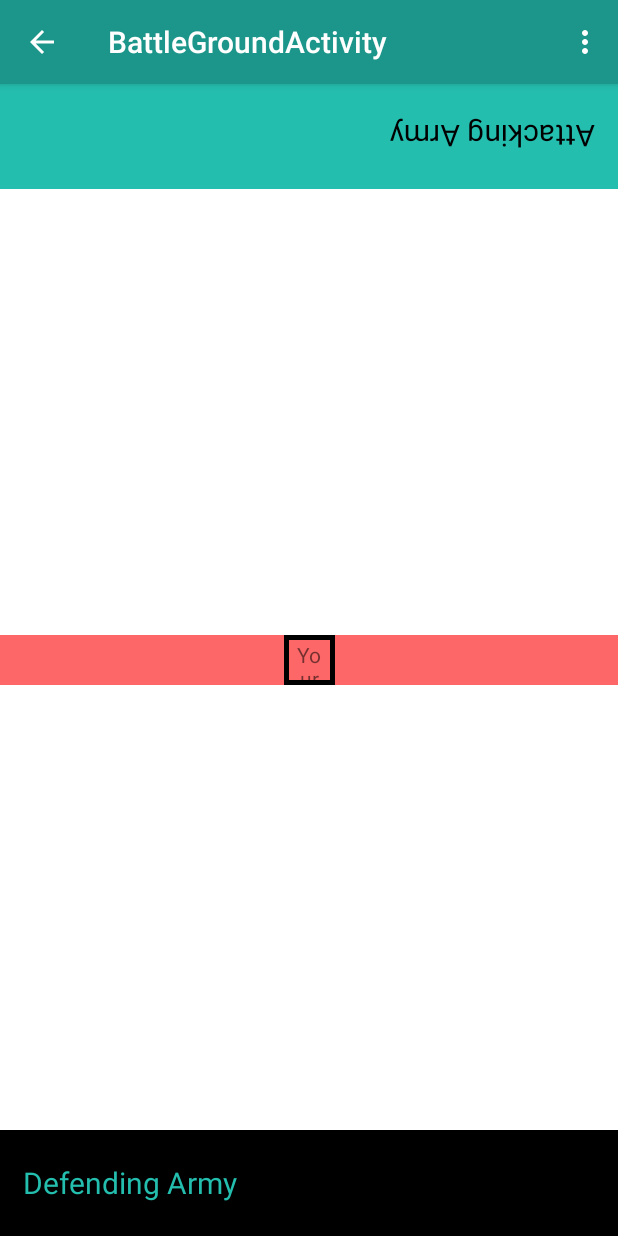
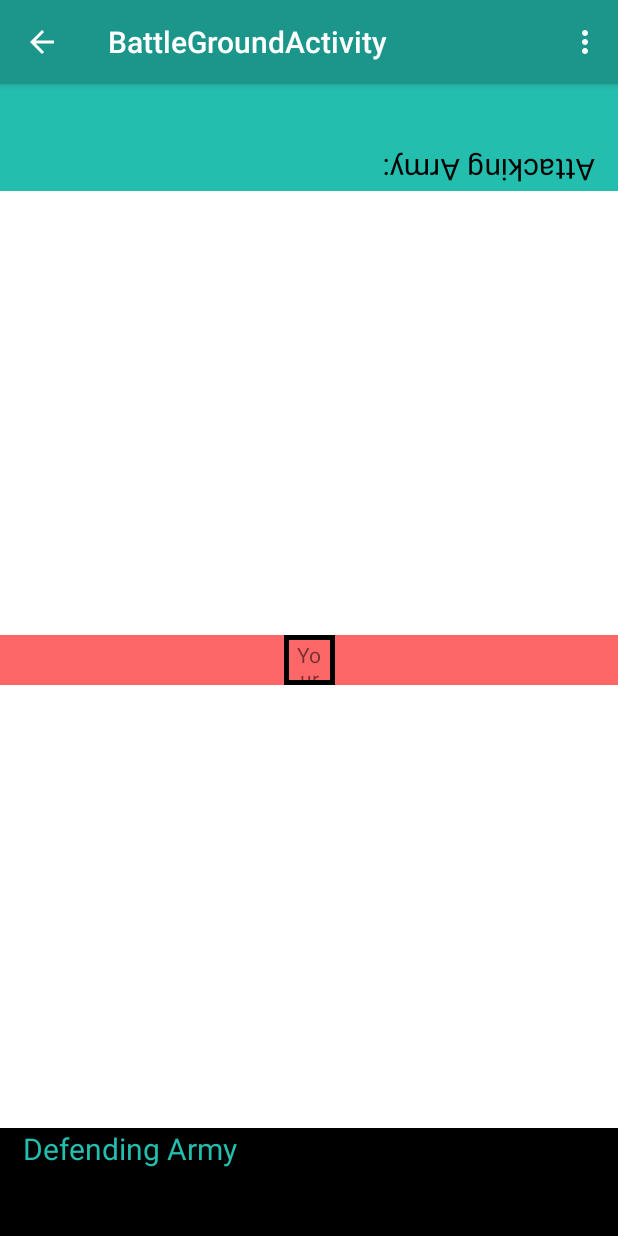
Before and after one commit to MattyJ007/AvatarCatan2.0, an Android app: the ActivityBattleGround screen opened directly, with no data from a screen before it, on a phone screen of 412 x 824 dp. Run offline under Robolectric (Android 15) with nearby library versions, the phone set to English and light mode, and no system bars.

```diff
--- a/AvatarCatan2.2/app/src/main/res/layout/content_battle_ground.xml
+++ b/AvatarCatan2.2/app/src/main/res/layout/content_battle_ground.xml
@@ -12,7 +12,7 @@
     <LinearLayout
         android:orientation="horizontal"
         android:layout_width="match_parent"
-        android:layout_height="wrap_content"
+        android:layout_height="50sp"
         android:layout_weight="1"
         android:background="#24beaf">
 
@@ -26,19 +26,25 @@
             android:background="@android:color/holo_blue_light"
             android:visibility="invisible" />
 
-        <TextView
-            android:text="Attacking Army"
+        <ScrollView
             android:layout_width="match_parent"
             android:layout_height="match_parent"
+            android:layout_weight="1"
+            android:rotation="180">
+
+            <TextView
+                android:text="Attacking Army:\n"
+                android:layout_width="match_parent"
+                android:layout_height="wrap_content"
                 android:id="@+id/attArmyMain"
                 android:layout_weight="1"
                 android:background="#24beaf"
                 android:textSize="20sp"
                 android:textColor="#000"
-            android:rotation="180"
                 android:gravity="left|center"
                 android:paddingLeft="15dp"
                 android:paddingRight="15dp" />
+        </ScrollView>
 
     </LinearLayout>
 
@@ -113,12 +119,17 @@
     <LinearLayout
         android:orientation="horizontal"
         android:layout_width="match_parent"
-        android:layout_height="wrap_content"
+        android:layout_height="50sp"
         android:layout_weight="1"
         android:background="#000">
 
+        <ScrollView
+            android:layout_width="match_parent"
+            android:layout_height="match_parent"
+            android:layout_weight="1">
+
             <TextView
-            android:text="Defending Army"
+                android:text="Defending Army\n"
                 android:layout_width="match_parent"
                 android:layout_height="match_parent"
                 android:id="@+id/defArmyMain"
@@ -128,6 +139,7 @@
                 android:textSize="20sp"
                 android:paddingLeft="15dp"
                 android:paddingRight="15dp" />
+        </ScrollView>
 
         <Button
             android:text="Continue"
```
Also changed, not shown: AvatarCatan2.2/app/src/main/java/catan/avatar/matt/avatarcatan22/ActivitySettlementChoice.java (+4 -4 lines), AvatarCatan2.2/app/src/main/java/catan/avatar/matt/avatarcatan22/ThreadBattleHandler.java (+24 -25 lines). Lines whose indentation alone changed are shown as unchanged.
